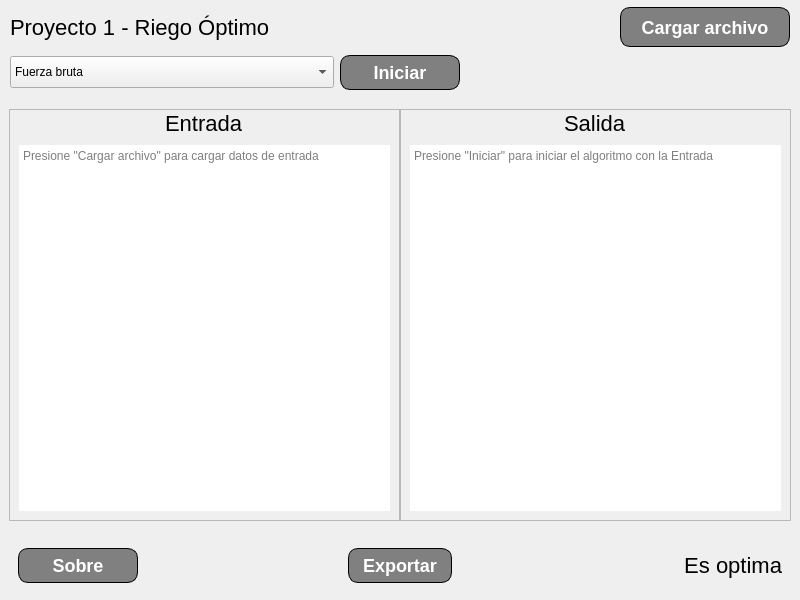
This is views/vista_principal.ui in JuanLoaiza007/Proyecto-1-ADA-II as Qt 5 draws it before an edit. The edited form follows.
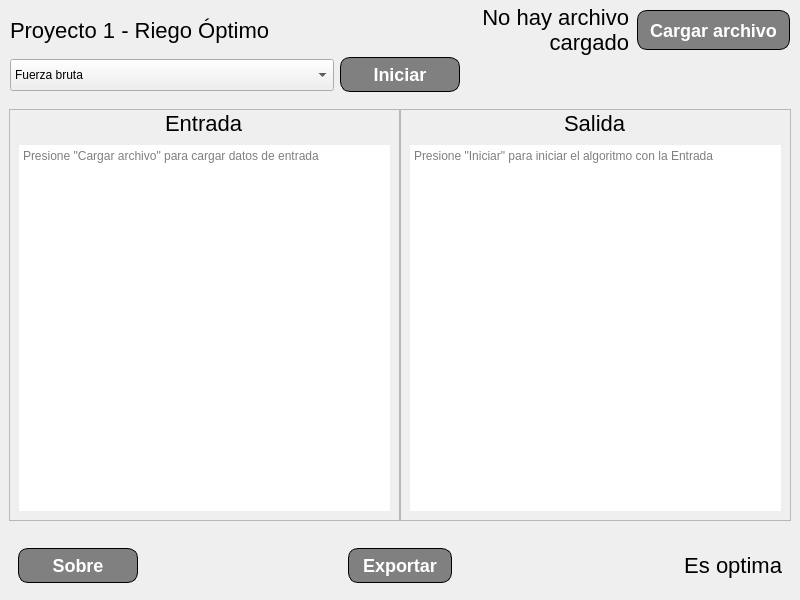
This is the edited form.

Commit message: update to show file name

```diff
--- a/views/vista_principal.ui
+++ b/views/vista_principal.ui
@@ -518,6 +518,9 @@
           <enum>QFrame::Raised</enum>
          </property>
          <layout class="QHBoxLayout" name="horizontalLayout_3">
+          <property name="spacing">
+           <number>8</number>
+          </property>
           <property name="leftMargin">
            <number>0</number>
           </property>
@@ -534,13 +537,13 @@
            <widget class="QLabel" name="lvl_tituloPrograma">
             <property name="minimumSize">
              <size>
-              <width>600</width>
+              <width>390</width>
               <height>45</height>
              </size>
             </property>
             <property name="maximumSize">
              <size>
-              <width>16777215</width>
+              <width>340</width>
               <height>16777215</height>
              </size>
             </property>
@@ -555,6 +558,37 @@
             </property>
            </widget>
           </item>
+          <item>
+           <widget class="QLabel" name="lbl_archivo_cargado">
+            <property name="minimumSize">
+             <size>
+              <width>0</width>
+              <height>0</height>
+             </size>
+            </property>
+            <property name="maximumSize">
+             <size>
+              <width>16777215</width>
+              <height>16777215</height>
+             </size>
+            </property>
+            <property name="frameShape">
+             <enum>QFrame::NoFrame</enum>
+            </property>
+            <property name="text">
+             <string>No hay archivo cargado</string>
+            </property>
+            <property name="alignment">
+             <set>Qt::AlignRight|Qt::AlignTrailing|Qt::AlignVCenter</set>
+            </property>
+            <property name="wordWrap">
+             <bool>true</bool>
+            </property>
+            <property name="class" stdset="0">
+             <string>h6 color-danger</string>
+            </property>
+           </widget>
+          </item>
           <item>
            <widget class="QPushButton" name="btn_cargarArchivo">
             <property name="minimumSize">
```
Left out of the diff: 20 changed lines with no effect on the pictures. The commit also changes 1 other file.
